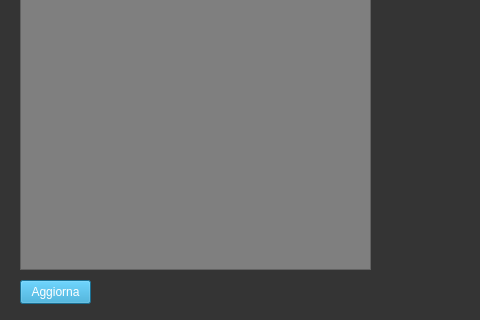
Old version of the form Viste/Amministratore/GUI/cud_cliente.ui in the repository GiulianiM/Noleggio; both pictures show x 0 to 480 and y 280 to 600 of the 600 by 600 pixel window.
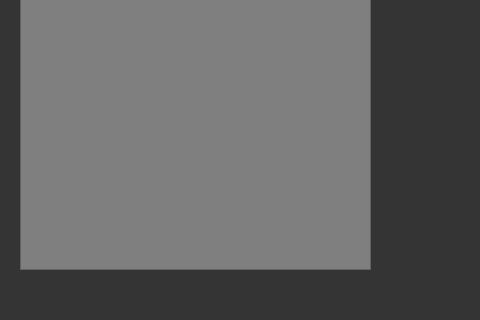
New version of the form. Icons and pictures are not drawn.

Patch:
```diff
--- a/Viste/Amministratore/GUI/cud_cliente.ui
+++ b/Viste/Amministratore/GUI/cud_cliente.ui
@@ -163,23 +163,6 @@
     <string>Clienti:</string>
    </property>
   </widget>
-  <widget class="QPushButton" name="refresh_button">
-   <property name="geometry">
-    <rect>
-     <x>20</x>
-     <y>560</y>
-     <width>71</width>
-     <height>24</height>
-    </rect>
-   </property>
-   <property name="styleSheet">
-    <string notr="true">font-size:20; color:white;background-color:rgb(38, 157, 206)
-</string>
-   </property>
-   <property name="text">
-    <string>Aggiorna</string>
-   </property>
-  </widget>
  </widget>
  <resources/>
  <connections/>
```
